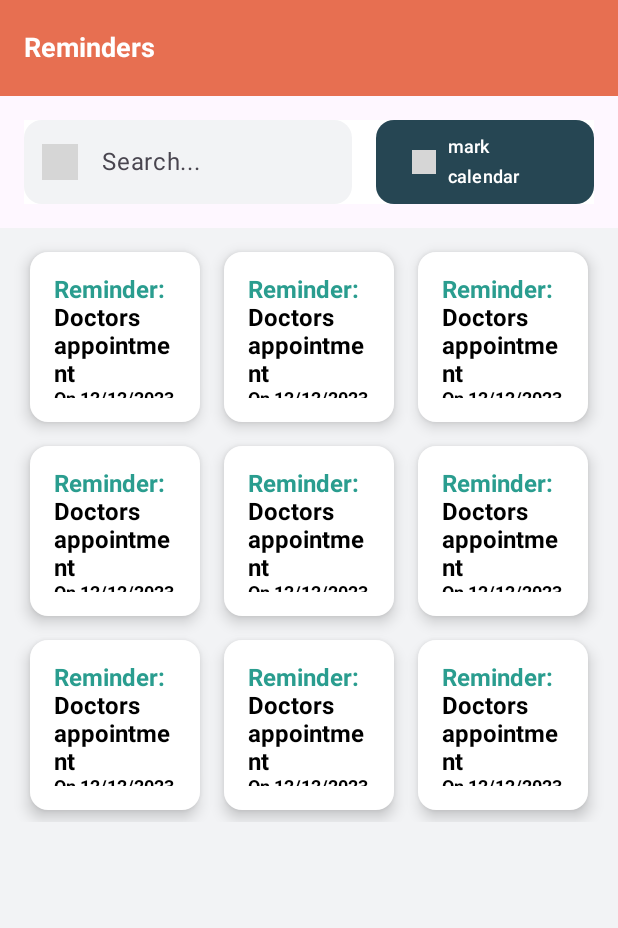
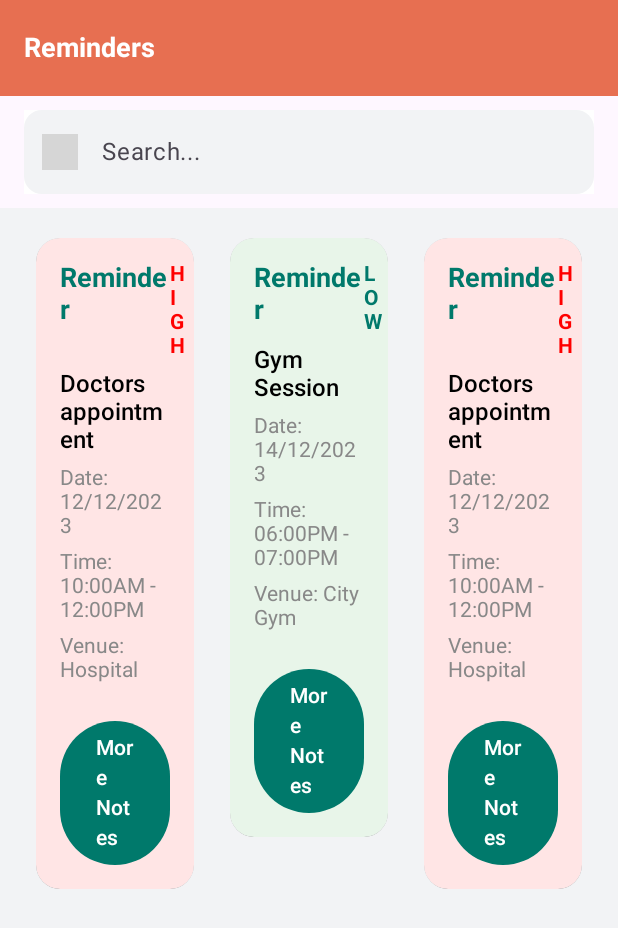
Before and after one commit to Dismas-Ospaltic/EventMarker, an Android app built with Jetpack Compose: the @Preview function HomeScreenPreview, on a phone screen of 412 x 824 dp. Shown: the top 928 px of the screen. Run offline under Robolectric (Android 15) with nearby library versions, the phone set to English and light mode, and no system bars; our stand-ins replace accompanist; libraries missing offline, so code that uses them is left out: compose.icons, compose.icons.fontawesomeicons; 1 statement that could not run was skipped; grey boxes are pictures that could not be loaded.

Commit message:
more design functionality

```diff
--- a/app/src/main/java/com/st11/eventmarker/MainActivity.kt
+++ b/app/src/main/java/com/st11/eventmarker/MainActivity.kt
@@ -26,6 +26,7 @@ import androidx.navigation.NavHostController
 import androidx.navigation.compose.currentBackStackEntryAsState
 import androidx.navigation.compose.rememberNavController
 import com.google.accompanist.navigation.animation.rememberAnimatedNavController
+import com.st11.eventmarker.screens.components.HomeFAB
 import compose.icons.FontAwesomeIcons
 import compose.icons.fontawesomeicons.Solid
 import compose.icons.fontawesomeicons.solid.CalendarDay
@@ -60,9 +61,9 @@ class MainActivity : ComponentActivity() {
                     }
                 },
                 floatingActionButton = {
-//                    if (currentRoute == Screen.Home.route) { // Show FAB only on Home
-//                        HomeFAB(navController = navController)
-//                    }
+                    if (currentRoute == Screen.Home.route) { // Show FAB only on Home
+                        HomeFAB(navController = navController)
+                    }
 //                    if (currentRoute == Screen.Wishlist.route) { // Show FAB only on Home
 //                        WishlistFAB(navController = navController)
 //                    }
--- a/app/src/main/java/com/st11/eventmarker/screens/HomeScreen.kt
+++ b/app/src/main/java/com/st11/eventmarker/screens/HomeScreen.kt
@@ -16,8 +16,10 @@ import androidx.compose.runtime.*
 import androidx.compose.ui.Alignment
 import androidx.compose.ui.Modifier
 import androidx.compose.ui.draw.clip
+import androidx.compose.ui.draw.shadow
 import androidx.compose.ui.graphics.Color
 import androidx.compose.ui.platform.LocalConfiguration
+import androidx.compose.ui.platform.LocalLayoutDirection
 import androidx.compose.ui.res.colorResource
 import androidx.compose.ui.res.painterResource
 import androidx.compose.ui.text.font.FontWeight
@@ -47,6 +49,10 @@ fun HomeScreen(navController: NavController) {
     val searchQuery = remember { mutableStateOf("") }
     val backgroundColor = colorResource(id = R.color.seina)
 
+    val sheetState = rememberModalBottomSheetState()
+    var showSheet by remember { mutableStateOf(false) }
+    var selectedNotes by remember { mutableStateOf("") }
+
     DynamicStatusBar(backgroundColor)
 
     Scaffold(
@@ -71,7 +77,7 @@ fun HomeScreen(navController: NavController) {
                     Row(
                         modifier = Modifier
                             .fillMaxWidth()
-                            .padding(horizontal = 16.dp, vertical = 16.dp)
+                            .padding(horizontal = 16.dp, vertical = 9.dp)
                             .background(colorResource(id = R.color.white)),
                         verticalAlignment = Alignment.CenterVertically
                     ) {
@@ -89,7 +95,7 @@ fun HomeScreen(navController: NavController) {
                                 )
                             },
                             modifier = Modifier
-                                .weight(0.6f)
+                                .weight(1f)
                                 .clip(RoundedCornerShape(12.dp))
                                 .background(colorResource(id=R.color.light_bg_color)),
                             colors = TextFieldDefaults.colors(
@@ -102,37 +108,6 @@ fun HomeScreen(navController: NavController) {
                             ),
                             singleLine = true
                         )
-
-                        Spacer(modifier = Modifier.width(16.dp))
-
-                        // Create Event Button
-                        Button(
-                            onClick = { navController.navigate(Screen.AddToCalendar.route) },
-                            modifier = Modifier
-                                .weight(0.4f)
-                                .height(56.dp), // Match TextField height
-                            colors = ButtonDefaults.buttonColors(
-                                containerColor = colorResource(id = R.color.charcoal)
-                            ),
-                            shape = RoundedCornerShape(12.dp)
-                        ) {
-                            Row(
-                                verticalAlignment = Alignment.CenterVertically,
-                                horizontalArrangement = Arrangement.spacedBy(8.dp)
-                            ) {
-                                Icon(
-                                    imageVector = FontAwesomeIcons.Solid.Plus,
-                                    contentDescription = "Add icon",
-                                    tint = colorResource(id = R.color.white),
-                                    modifier = Modifier.size(16.dp)
-                                )
-                                Text(
-                                    text = "mark calendar",
-                                    color = colorResource(id = R.color.white),
-                                    fontSize = 12.sp
-                                )
-                            }
-                        }
                     }
 
             }
@@ -142,64 +117,49 @@ fun HomeScreen(navController: NavController) {
         Column(
             Modifier
                 .fillMaxSize()
-//                .padding(
-//                    top = paddingValues.calculateTopPadding(),
-//                    bottom = 0.dp
-//                )
                 .padding(
+                    //                 paddingValues
+                    start = paddingValues.calculateStartPadding(LocalLayoutDirection.current),
                     top = paddingValues.calculateTopPadding(),
-                    bottom = paddingValues.calculateBottomPadding()
+                    end = paddingValues.calculateEndPadding(LocalLayoutDirection.current),
+                    bottom = paddingValues.calculateBottomPadding() + 80.dp
                 )
                 .background(color = colorResource(id = R.color.light_bg_color))
 //                .verticalScroll(rememberScrollState())
         ) {
 
-
-            val cardData = listOf(
-                CardInfo("Number of People/Clients", "300", R.drawable.mark),
-                CardInfo("Total Debt", "499", R.drawable.calendar),
-                CardInfo("Number of Unpaid", "4774", R.drawable.calendar),
-                CardInfo("Number of Paid", "64778", R.drawable.mark),
-                CardInfo("Number of Partial Paid Debt", "94", R.drawable.mark),
-                CardInfo("Number of Past Due Debts", "377", R.drawable.mark),
-                CardInfo("Number of Partial Paid Debt", "94", R.drawable.mark),
-                CardInfo("Number of Past Due Debts", "377", R.drawable.mark),
-                CardInfo("Number of Partial Paid Debt", "94", R.drawable.mark),
-                CardInfo("Number of Past Due Debts", "377", R.drawable.mark),
-                CardInfo("Number of Partial Paid Debt", "94", R.drawable.mark),
-                CardInfo("Number of Past Due Debts", "377", R.drawable.mark)
-            )
-
             val cardDataReminder = listOf(
-            CardInfoReminder("Doctors appointment", "12/12/2023", "appointment", "high"
-            ,"10:00Am", "12:00pm", "Hospital", "more notes"
-            ),
-                    CardInfoReminder("Doctors appointment", "12/12/2023", "appointment", "high"
-                ,"10:00Am", "12:00pm", "Hospital", "more notes"
-            ),
-            CardInfoReminder("Doctors appointment", "12/12/2023", "appointment", "high"
-                ,"10:00Am", "12:00pm", "Hospital", "more notes"
-            ),
-            CardInfoReminder("Doctors appointment", "12/12/2023", "appointment", "high"
-                ,"10:00Am", "12:00pm", "Hospital", "more notes"
-            ),
-                CardInfoReminder("Doctors appointment", "12/12/2023", "appointment", "high"
-                    ,"10:00Am", "12:00pm", "Hospital", "more notes"
+                CardInfoReminder(
+                    "Doctors appointment",
+                    "12/12/2023",
+                    "appointment",
+                    "high",
+                    "10:00AM",
+                    "12:00PM",
+                    "Hospital",
+                    "Bring all reports and X-ray images."
                 ),
-                CardInfoReminder("Doctors appointment", "12/12/2023", "appointment", "high"
-                    ,"10:00Am", "12:00pm", "Hospital", "more notes"
+                CardInfoReminder(
+                    "Gym Session",
+                    "14/12/2023",
+                    "fitness",
+                    "low",
+                    "06:00PM",
+                    "07:00PM",
+                    "City Gym",
+                    "Don’t forget water bottle."
                 ),
-                CardInfoReminder("Doctors appointment", "12/12/2023", "appointment", "high"
-                    ,"10:00Am", "12:00pm", "Hospital", "more notes"
-                ),
-                CardInfoReminder("Doctors appointment", "12/12/2023", "appointment", "high"
-                    ,"10:00Am", "12:00pm", "Hospital", "more notes"
-                ),
-                CardInfoReminder("Doctors appointment", "12/12/2023", "appointment", "high"
-                    ,"10:00Am", "12:00pm", "Hospital", "more notes"
+                CardInfoReminder(
+                    "Doctors appointment",
+                    "12/12/2023",
+                    "appointment",
+                    "high",
+                    "10:00AM",
+                    "12:00PM",
+                    "Hospital",
+                    "Bring all reports and X-ray images."
                 )
             )
-
 
             val configuration = LocalConfiguration.current
             val columns = when {
@@ -209,59 +169,6 @@ fun HomeScreen(navController: NavController) {
             }
 
 
-
-//        LazyVerticalGrid(
-//            columns = GridCells.Fixed(columns),
-//            modifier = Modifier
-//                .fillMaxWidth()
-//                .heightIn(min = 300.dp) // Give a bounded height to prevent infinite height
-//                .padding(horizontal = 12.dp, vertical = 8.dp),
-//            userScrollEnabled = true // ❗ disable nested scroll
-//        ) {
-////            items(cardData) { ( label, count, image) ->
-//            items(cardData.size) { index ->
-//                val (label, count, image) = cardData[index]
-//
-//                Card(
-//                    modifier = Modifier
-//                        .padding(8.dp)
-//                        .fillMaxWidth()
-//                        .aspectRatio(1f), // Ensures square shape
-//                    elevation = CardDefaults.elevatedCardElevation(defaultElevation = 6.dp),
-//                    shape = RoundedCornerShape(12.dp), // Slightly more rounded
-//                    colors = CardDefaults.cardColors(containerColor = Color.White) // ✅ White background
-//                ) {
-//                    Column(
-//                        modifier = Modifier
-//                            .fillMaxSize()
-//                            .padding(16.dp),
-//                        horizontalAlignment = Alignment.CenterHorizontally,
-//                        verticalArrangement = Arrangement.Center
-//                    ) {
-//                        Image(
-//                            painter = painterResource(id = image),
-//                            contentDescription = label,
-//                            modifier = Modifier
-//                                .size(64.dp)
-//                                .padding(bottom = 8.dp)
-//                        )
-//                        Text(
-//                            text = label,
-//                            fontSize = 16.sp,
-//                            fontWeight = FontWeight.Bold,
-//                            color = Color.Black
-//                        )
-//                        Text(
-//                            text = count.toString(),
-//                            fontSize = 12.sp,
-//                            fontWeight = FontWeight.Bold,
-//                            color = Color.Black
-//                        )
-//                    }
-//                }
-//            }
-//        }
-
             LazyVerticalGrid(
                 columns = GridCells.Fixed(columns),
                 modifier = Modifier
@@ -270,81 +177,145 @@ fun HomeScreen(navController: NavController) {
                     .padding(horizontal = 12.dp, vertical = 8.dp),
                 userScrollEnabled = true // ❗ disable nested scroll
             ) {
-//            items(cardData) { ( label, count, image) ->
-//                items(cardData.size) { index ->
-//                    val (label, count, image) = cardData[index]
-             items(cardDataReminder.size) { index ->
-                 val ( title, date, category, priority, startTime, endTime, venue, extraNote) = cardDataReminder[index]
-                    Card(
-                        modifier = Modifier
-                            .padding(8.dp)
-                            .fillMaxWidth()
-                            .aspectRatio(1f), // Ensures square shape
-                        elevation = CardDefaults.elevatedCardElevation(defaultElevation = 6.dp),
-                        shape = RoundedCornerShape(12.dp), // Slightly more rounded
-                        colors = CardDefaults.cardColors(containerColor = Color.White) // ✅ White background
-                    ) {
-                        Column(
-                            modifier = Modifier
-                                .fillMaxSize()
-                                .padding(16.dp),
-                            horizontalAlignment = Alignment.Start,
-                            verticalArrangement = Arrangement.Center
-                        ) {
-                            Text(
-                                text = "Reminder:",
-                                fontSize = 16.sp,
-                                fontWeight = FontWeight.Bold,
-                                color = colorResource(id = R.color.persianGreen)
-                            )
-                            Text(
-                                text = title,
-                                fontSize = 16.sp,
-                                fontWeight = FontWeight.Bold,
-                                color = Color.Black
-                            )
-                            Text(
-                                text = "On $date",
-                                fontSize = 12.sp,
-                                fontWeight = FontWeight.Bold,
-                                color = Color.Black
-                            )
-                            Text(
-                                text = "From $startTime to $endTime",
-                                fontSize = 12.sp,
-                                fontWeight = FontWeight.Bold,
-                                color = Color.Black
-                            )
-                            Text(
-                                text = "On $date",
-                                fontSize = 12.sp,
-                                fontWeight = FontWeight.Bold,
-                                color = Color.Black
-                            )
+
+
+                items(cardDataReminder.size) { index ->
+                    val (title, date, type, priority, startTime, endTime, venue, extraNote) = cardDataReminder[index]
+                    ReminderCard(
+                        priority = priority,
+                        title = title,
+                        date = date,
+                        time = "$startTime - $endTime",
+                        venue = venue,
+                        onMoreNotesClick = {
+                            selectedNotes = extraNote
+                            showSheet = true
                         }
-                    }
+                    )
                 }
             }
 
 
+        }
+    }
 
 
+    if (showSheet) {
+        ModalBottomSheet(
+            onDismissRequest = { showSheet = false },
+            sheetState = sheetState
+        ) {
+            Column(
+                modifier = Modifier
+                    .fillMaxWidth()
+                    .padding(16.dp),
+                verticalArrangement = Arrangement.spacedBy(12.dp)
+            ) {
+                Text("Additional Notes", fontSize = 18.sp, fontWeight = FontWeight.Bold)
+                Text(selectedNotes)
+                Spacer(modifier = Modifier.height(16.dp))
+                Button(
+                    onClick = { showSheet = false },
+                    modifier = Modifier.align(Alignment.End)
+                ) {
+                    Text("Close")
+                }
+            }
         }
     }
 }
-
-data class CardInfo(val title: String, val amount: String, val iconRes: Int)
-data class CardInfoReminder(val title: String, val date: String,
-                            val category: String, val priority: String,
-                           val startTime: String,
-                            val endTime: String,
-                           val venue: String,
-                            val extraNote: String
-    )
-
 
 @Preview(showBackground = true)
 @Composable
 fun HomeScreenPreview() {
     HomeScreen(navController = rememberNavController())
 }
+
+data class CardInfoReminder(
+    val title: String,
+    val date: String,
+    val type: String,
+    val priority: String,
+    val startTime: String,
+    val endTime: String,
+    val venue: String,
+    val moreNotes: String
+)
+
+//data class CardInfoReminder(
+//    val title: String,
+//    val date: String,
+//    val type: String,
+//    val priority: String,
+//    val startTime: String,
+//    val endTime: String,
+//    val venue: String,
+//    val moreNotes: String
+//)
+
+
+@Composable
+fun ReminderCard(
+    priority: String, // "high" or "low"
+    title: String,
+    date: String,
+    time: String,
+    venue: String,
+    onMoreNotesClick: () -> Unit
+) {
+    val cardColor = when (priority.lowercase()) {
+        "high" -> Color(0xFFFFE5E5) // Light red
+        "medium" -> Color(0xFFFFF8E1) // Light yellow
+        else -> Color(0xFFE8F5E9) // Light green
+    }
+
+    Card(
+        modifier = Modifier
+            .padding(12.dp)
+            .fillMaxWidth()
+            .clip(RoundedCornerShape(16.dp))
+            .shadow(8.dp, RoundedCornerShape(16.dp)),
+        colors = CardDefaults.cardColors(containerColor = cardColor),
+        elevation = CardDefaults.cardElevation(defaultElevation = 8.dp)
+    ) {
+        Column(
+            modifier = Modifier
+                .fillMaxSize()
+                .padding(16.dp),
+            verticalArrangement = Arrangement.spacedBy(8.dp)
+        ) {
+            Row(
+                modifier = Modifier.fillMaxWidth(),
+                horizontalArrangement = Arrangement.SpaceBetween
+            ) {
+                Text(
+                    text = "Reminder",
+                    fontSize = 18.sp,
+                    fontWeight = FontWeight.Bold,
+                    color = Color(0xFF00796B) // Persian Green shade
+                )
+                Text(
+                    text = priority.uppercase(),
+                    fontSize = 14.sp,
+                    fontWeight = FontWeight.Bold,
+                    color = if (priority.lowercase() == "high") Color.Red else Color(0xFF00796B)
+                )
+            }
+
+            Text(text = title, fontSize = 16.sp, fontWeight = FontWeight.SemiBold, color = Color.Black)
+            Text(text = "Date: $date", fontSize = 14.sp, color = Color.Gray)
+            Text(text = "Time: $time", fontSize = 14.sp, color = Color.Gray)
+            Text(text = "Venue: $venue", fontSize = 14.sp, color = Color.Gray)
+
+            Spacer(modifier = Modifier.height(10.dp))
+
+            Button(
+                onClick = onMoreNotesClick,
+                modifier = Modifier.align(Alignment.End),
+                colors = ButtonDefaults.buttonColors(containerColor = Color(0xFF00796B))
+            ) {
+                Text(text = "More Notes", color = Color.White)
+            }
+        }
+    }
+}
--- /dev/null
+++ b/app/src/main/java/com/st11/eventmarker/screens/components/HomeFAB.kt
@@ -0,0 +1,54 @@
+package com.st11.eventmarker.screens.components
+
+
+import androidx.compose.foundation.layout.padding
+import androidx.compose.foundation.layout.size
+import androidx.compose.foundation.shape.CircleShape
+import androidx.compose.material3.*
+import androidx.compose.runtime.*
+import androidx.compose.ui.Modifier
+import androidx.compose.ui.res.colorResource
+import androidx.compose.ui.tooling.preview.Preview
+import androidx.compose.ui.unit.dp
+import androidx.compose.ui.zIndex
+import androidx.navigation.NavController
+import androidx.navigation.compose.rememberNavController
+import com.st11.eventmarker.R
+import com.st11.eventmarker.navigation.Screen
+import compose.icons.FontAwesomeIcons
+import compose.icons.fontawesomeicons.Solid
+import compose.icons.fontawesomeicons.solid.Plus
+
+
+@Composable
+fun HomeFAB(navController: NavController) {
+    val primaryColor = colorResource(id = R.color.seina)
+    val whiteColor = colorResource(id = R.color.white)
+
+    FloatingActionButton(
+        onClick = {
+            navController.navigate(Screen.AddToCalendar.route)
+        /* Handle click */ },
+        containerColor = primaryColor,
+        shape = CircleShape, // ✅ Ensures the FAB is a perfect circle
+        modifier = Modifier
+            .padding(bottom = 32.dp, end = 16.dp)
+            .size(56.dp) // ✅ Standard FAB size (Material Design)
+            .zIndex(1f)
+    ) {
+        Icon(
+            imageVector = FontAwesomeIcons.Solid.Plus,
+            contentDescription = "Add icon",
+            tint = whiteColor,
+            modifier = Modifier.size(24.dp) // ✅ Icon size
+        )
+    }
+}
+
+
+
+@Preview(showBackground = true)
+@Composable
+fun HomeFABPreview() {
+    HomeFAB(navController = rememberNavController())
+}
```
